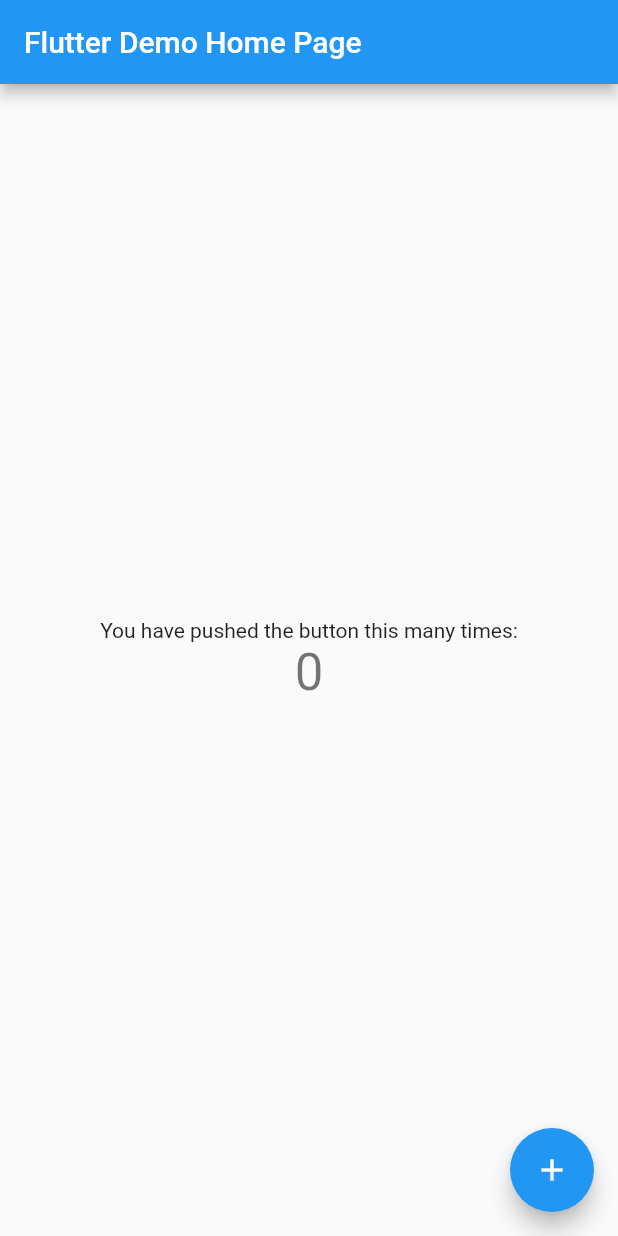
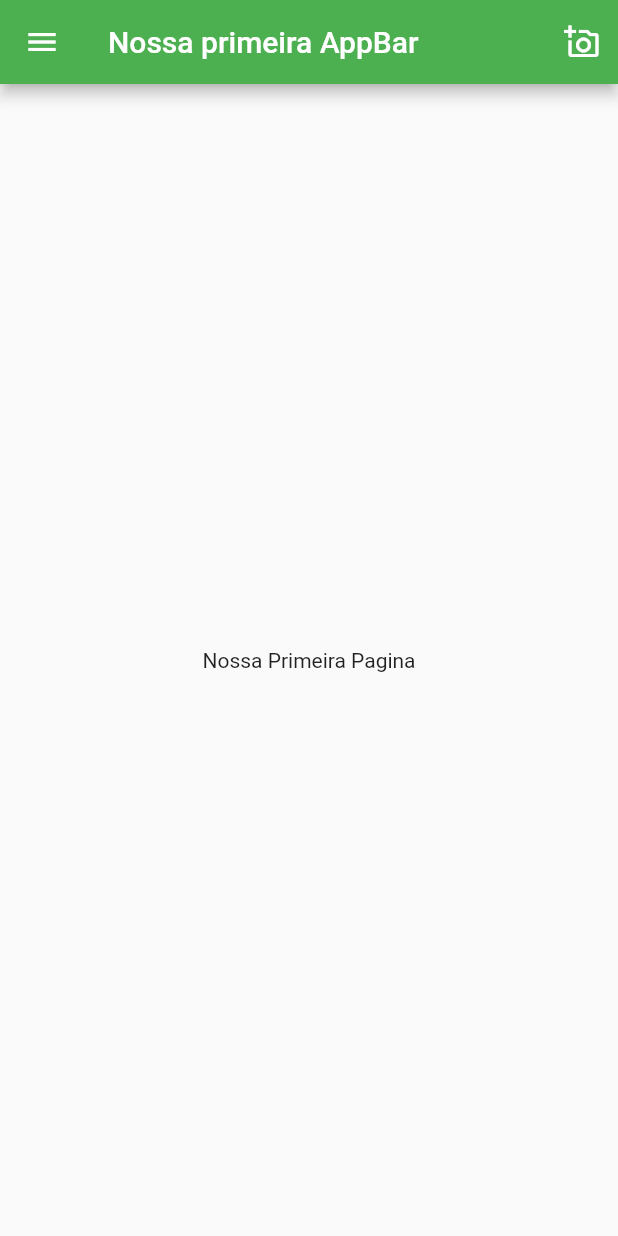
Before and after one commit to caneto/flutter_academiadoflutter, a Flutter app: the screen it shows after launch, on a phone screen of 412 x 824 dp. Run offline on Flutter 3.47's test engine with Material 2 defaults, Android fonts, the phone set to English and light mode, and no system bars.

Commit message:
Primeira aula

```diff
--- /dev/null
+++ b/flutter_maonamassa/lib/home/home_page.dart
@@ -0,0 +1,26 @@
+import 'package:flutter/material.dart';
+
+class HomePage extends StatelessWidget {
+
+  const HomePage({ Key? key }) : super(key: key);
+
+   @override
+   Widget build(BuildContext context) {
+       return Scaffold(
+          appBar: AppBar(
+            title: const Text("Nossa primeira AppBar"),
+            backgroundColor: Colors.green,
+            actions: [
+              IconButton(icon: const Icon(Icons.add_a_photo_outlined), onPressed: () {  },)
+            ],
+          ),
+          drawer: const Drawer(
+            child: Center(child: Text('Nossa drawer aberto'),),
+          ),
+          endDrawer: const Drawer(
+            child: Center(child: Text('Drawer end'),),
+          ),
+          body: const Center(child: Text('Nossa Primeira Pagina'))
+       );
+  }
+}
--- a/flutter_maonamassa/lib/main.dart
+++ b/flutter_maonamassa/lib/main.dart
@@ -1,4 +1,5 @@
 import 'package:flutter/material.dart';
+import 'package:flutter_maonamassa/home/home_page.dart';
 
 void main() {
   runApp(const MyApp());
@@ -7,109 +8,15 @@
 class MyApp extends StatelessWidget {
   const MyApp({super.key});
 
-  // This widget is the root of your application.
   @override
   Widget build(BuildContext context) {
     return MaterialApp(
+      debugShowCheckedModeBanner: false,
       title: 'Flutter Demo',
       theme: ThemeData(
-        // This is the theme of your application.
-        //
-        // Try running your application with "flutter run". You'll see the
-        // application has a blue toolbar. Then, without quitting the app, try
-        // changing the primarySwatch below to Colors.green and then invoke
-        // "hot reload" (press "r" in the console where you ran "flutter run",
-        // or simply save your changes to "hot reload" in a Flutter IDE).
-        // Notice that the counter didn't reset back to zero; the application
-        // is not restarted.
         primarySwatch: Colors.blue,
       ),
-      home: const MyHomePage(title: 'Flutter Demo Home Page'),
+      home: const HomePage(),
     );
   }
 }
-
-class MyHomePage extends StatefulWidget {
-  const MyHomePage({super.key, required this.title});
-
-  // This widget is the home page of your application. It is stateful, meaning
-  // that it has a State object (defined below) that contains fields that affect
-  // how it looks.
-
-  // This class is the configuration for the state. It holds the values (in this
-  // case the title) provided by the parent (in this case the App widget) and
-  // used by the build method of the State. Fields in a Widget subclass are
-  // always marked "final".
-
-  final String title;
-
-  @override
-  State<MyHomePage> createState() => _MyHomePageState();
-}
-
-class _MyHomePageState extends State<MyHomePage> {
-  int _counter = 0;
-
-  void _incrementCounter() {
-    setState(() {
-      // This call to setState tells the Flutter framework that something has
-      // changed in this State, which causes it to rerun the build method below
-      // so that the display can reflect the updated values. If we changed
-      // _counter without calling setState(), then the build method would not be
-      // called again, and so nothing would appear to happen.
-      _counter++;
-    });
-  }
-
-  @override
-  Widget build(BuildContext context) {
-    // This method is rerun every time setState is called, for instance as done
-    // by the _incrementCounter method above.
-    //
-    // The Flutter framework has been optimized to make rerunning build methods
-    // fast, so that you can just rebuild anything that needs updating rather
-    // than having to individually change instances of widgets.
-    return Scaffold(
-      appBar: AppBar(
-        // Here we take the value from the MyHomePage object that was created by
-        // the App.build method, and use it to set our appbar title.
-        title: Text(widget.title),
-      ),
-      body: Center(
-        // Center is a layout widget. It takes a single child and positions it
-        // in the middle of the parent.
-        child: Column(
-          // Column is also a layout widget. It takes a list of children and
-          // arranges them vertically. By default, it sizes itself to fit its
-          // children horizontally, and tries to be as tall as its parent.
-          //
-          // Invoke "debug painting" (press "p" in the console, choose the
-          // "Toggle Debug Paint" action from the Flutter Inspector in Android
-          // Studio, or the "Toggle Debug Paint" command in Visual Studio Code)
-          // to see the wireframe for each widget.
-          //
-          // Column has various properties to control how it sizes itself and
-          // how it positions its children. Here we use mainAxisAlignment to
-          // center the children vertically; the main axis here is the vertical
-          // axis because Columns are vertical (the cross axis would be
-          // horizontal).
-          mainAxisAlignment: MainAxisAlignment.center,
-          children: <Widget>[
-            const Text(
-              'You have pushed the button this many times:',
-            ),
-            Text(
-              '$_counter',
-              style: Theme.of(context).textTheme.headline4,
-            ),
-          ],
-        ),
-      ),
-      floatingActionButton: FloatingActionButton(
-        onPressed: _incrementCounter,
-        tooltip: 'Increment',
-        child: const Icon(Icons.add),
-      ), // This trailing comma makes auto-formatting nicer for build methods.
-    );
-  }
-}
```
